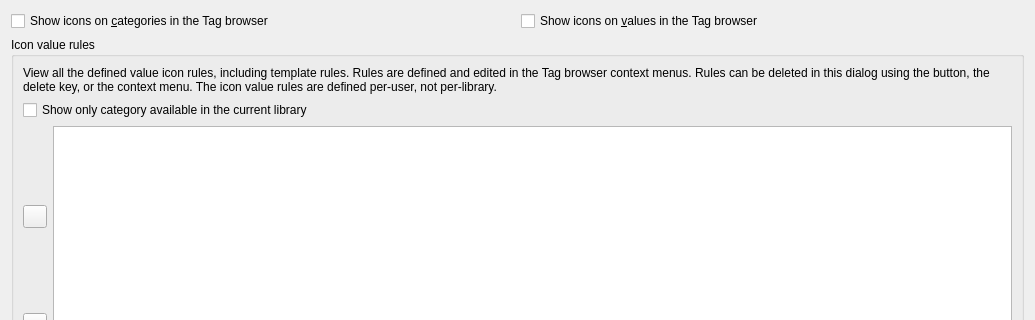
Old version of the form src/calibre/gui2/preferences/look_feel_tabs/tb_icon_rules.ui in the repository kovidgoyal/calibre; both pictures show x 0 to 1035 and y 0 to 320 of the 1035 by 547 pixel window.
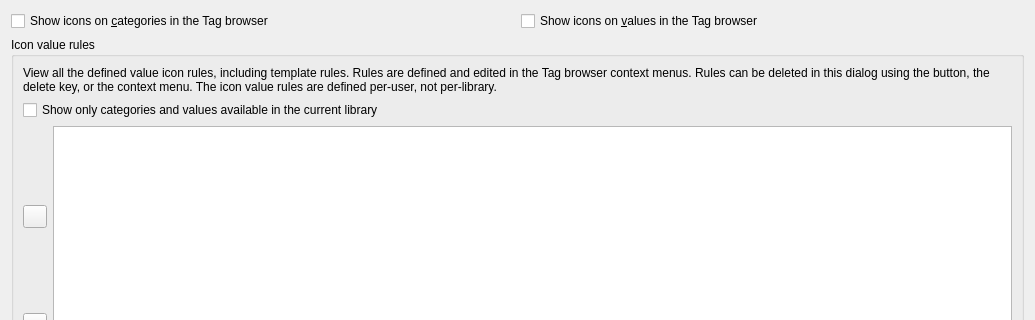
New version of the form. Icons and pictures are not drawn.

Commit message: extend to filter also the values

```diff
--- a/src/calibre/gui2/preferences/look_feel_tabs/tb_icon_rules.ui
+++ b/src/calibre/gui2/preferences/look_feel_tabs/tb_icon_rules.ui
@@ -54,7 +54,7 @@
       <item row="1" column="0" colspan="2">
       <widget class="QCheckBox" name="show_only_current_library">
        <property name="text">
-        <string>Show only category available in the current library</string>
+        <string>Show only categories and values available in the current library</string>
        </property>
       </widget>
       </item>
```
The commit also changes 1 other file.
